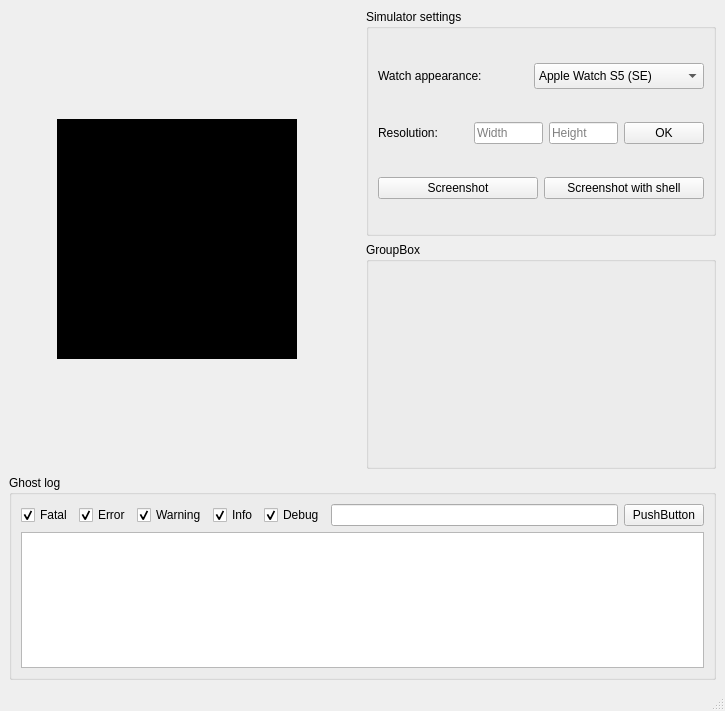
Old version of the form Ghost/Platforms/QtSimulator/Qt/Simulator.ui in the repository h13-0/Ghost.
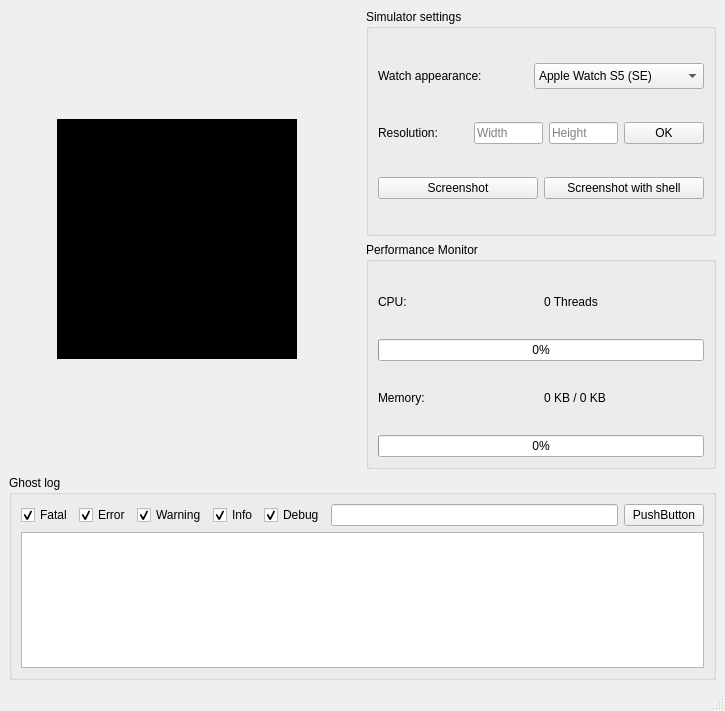
New version of the form. Icons and pictures are not drawn.

Patch:
```diff
--- a/Ghost/Platforms/QtSimulator/Qt/Simulator.ui
+++ b/Ghost/Platforms/QtSimulator/Qt/Simulator.ui
@@ -280,8 +280,69 @@
              </size>
             </property>
             <property name="title">
-             <string>GroupBox</string>
+             <string>Performance Monitor</string>
             </property>
+            <layout class="QVBoxLayout" name="verticalLayout_5">
+             <item>
+              <layout class="QHBoxLayout" name="horizontalLayout_7">
+               <item>
+                <widget class="QLabel" name="label_5">
+                 <property name="text">
+                  <string>CPU:</string>
+                 </property>
+                </widget>
+               </item>
+               <item>
+                <widget class="QLabel" name="threadsLabel">
+                 <property name="text">
+                  <string>0 Threads</string>
+                 </property>
+                 <property name="alignment">
+                  <set>Qt::AlignLeading|Qt::AlignLeft|Qt::AlignVCenter</set>
+                 </property>
+                </widget>
+               </item>
+              </layout>
+             </item>
+             <item>
+              <widget class="QProgressBar" name="cpuUsageProgressBar">
+               <property name="value">
+                <number>0</number>
+               </property>
+               <property name="textVisible">
+                <bool>true</bool>
+               </property>
+               <property name="invertedAppearance">
+                <bool>false</bool>
+               </property>
+              </widget>
+             </item>
+             <item>
+              <layout class="QHBoxLayout" name="horizontalLayout_6">
+               <item>
+                <widget class="QLabel" name="label_3">
+                 <property name="text">
+                  <string>Memory:</string>
+                 </property>
+                </widget>
+               </item>
+               <item>
+                <widget class="QLabel" name="memoryUsageLabel">
+                 <property name="text">
+                  <string>0 KB / 0 KB</string>
+                 </property>
+                </widget>
+               </item>
+              </layout>
+             </item>
+             <item>
+              <widget class="QProgressBar" name="memoryUsageProgressBar">
+               <property name="value">
+                <number>0</number>
+               </property>
+              </widget>
+             </item>
+            </layout>
            </widget>
           </item>
          </layout>
@@ -293,7 +354,7 @@
         <property name="title">
          <string>Ghost log</string>
         </property>
-        <layout class="QVBoxLayout" name="verticalLayout_5">
+        <layout class="QVBoxLayout" name="verticalLayout_6">
          <item>
           <layout class="QHBoxLayout" name="horizontalLayout_5">
            <item>
```
